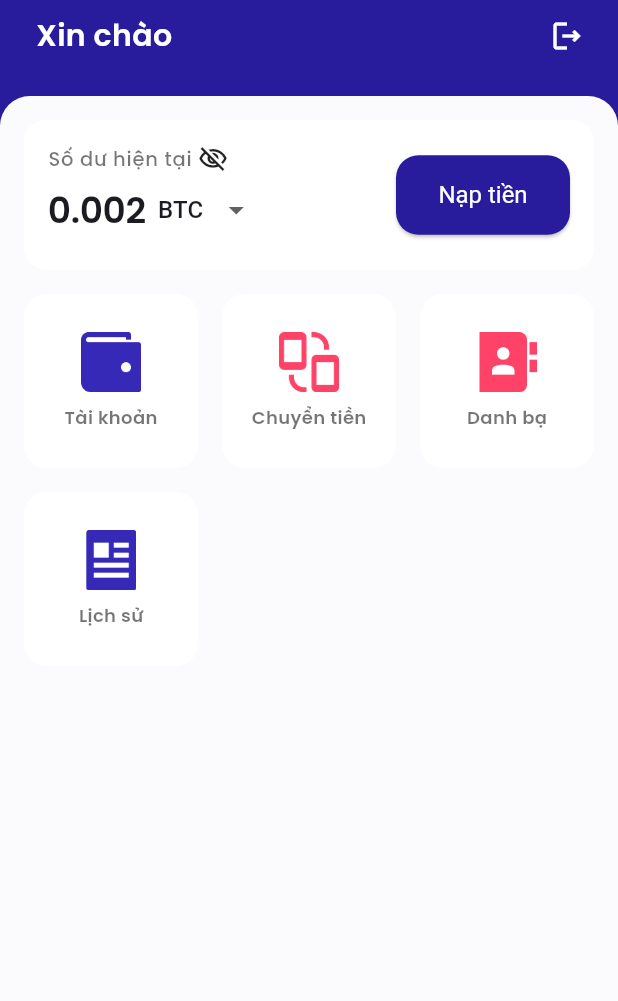
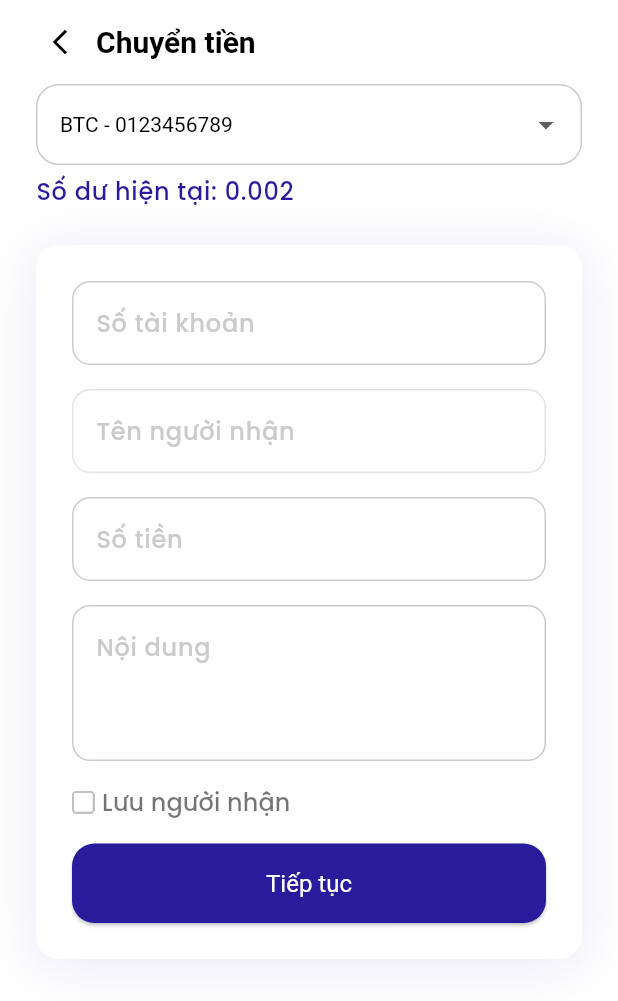
Before and after one commit to zafuss/paychain_mobile, a Flutter app: the HomeScreen screen opened by its route, after a tap on "Chuyển tiền", on a phone screen of 412 x 824 dp. Shown: the top 1001 px of the screen. Run offline on Flutter 3.47's test engine with Material 3 defaults, Android fonts, the phone set to English and light mode, and no system bars; our stand-ins replace dio, get, local_auth, shared_preferences; accounts and stored records are empty.

Commit message:
UI: add transfer screen UI

```diff
--- a/lib/config/routes.dart
+++ b/lib/config/routes.dart
@@ -11,6 +11,7 @@ class Routes {
   static String homeScreen = '/homeScreen';
   static String mainWrapper = '/mainWrapper';
   static String settingScreen = '/settingScreen';
+  static String transferScreen = '/transferScreen';
 }
 
 final getPages = [
@@ -24,4 +25,5 @@ final getPages = [
   GetPage(name: Routes.homeScreen, page: () => const HomeScreen()),
   GetPage(name: Routes.mainWrapper, page: () => const MainWrapper()),
   GetPage(name: Routes.settingScreen, page: () => const SettingScreen()),
+  GetPage(name: Routes.transferScreen, page: () => const TransferScreen()),
 ];
--- a/lib/features/auth/controllers/auth_controller.dart
+++ b/lib/features/auth/controllers/auth_controller.dart
@@ -167,7 +167,7 @@ class AuthController extends GetxController {
         isLoading.value = false;
         Get.offAndToNamed(Routes.mainWrapper);
         await _saveAllUserData(result);
-        Get.delete<AuthController>(force: true);
+        // Get.delete<AuthController>(force: true);
         break;
       case Failure():
         isLoading.value = false;
@@ -204,7 +204,7 @@ class AuthController extends GetxController {
         isLoading.value = false;
         await _saveAllUserData(result);
         Get.offAndToNamed(Routes.mainWrapper);
-        Get.delete<AuthController>(force: true);
+        // Get.delete<AuthController>(force: true);
         break;
       case Failure():
         isLoading.value = false;
--- /dev/null
+++ b/lib/features/transfer/controllers/transfer_controller.dart
@@ -0,0 +1,22 @@
+import 'package:get/get.dart';
+
+class TransferController extends GetxController {
+  var isLoading = false.obs;
+  var isSaveContactChecked = false.obs;
+
+  var selectedCurrency =
+      'BTC - 0123456789'.obs; // Đơn vị tiền tệ (obs để có thể lắng nghe)
+  var balance = 0.002.obs; // Số dư (obs để có thể lắng nghe)
+
+  // Hàm thay đổi số dư theo đơn vị tiền
+  void updateBalance(String currency) {
+    selectedCurrency.value = currency;
+    if (currency == 'BTC - 0123456789') {
+      balance.value = 0.002;
+    } else if (currency == 'ETH - 0123456789') {
+      balance.value = 0.05;
+    } else if (currency == 'USDT - 0123456789') {
+      balance.value = 5.0;
+    }
+  }
+}
--- a/lib/screens/auth_screens/home_screen.dart
+++ b/lib/screens/auth_screens/home_screen.dart
@@ -242,6 +242,8 @@ class HomeScreen extends StatelessWidget {
                                       CustomGridItem(
                                           title: 'Chuyển tiền',
                                           index: 2,
+                                          onPressed: () => Get.toNamed(
+                                              Routes.transferScreen),
                                           imageUrl:
                                               'assets/images/transfer_icon.png'),
                                       CustomGridItem(
@@ -302,15 +304,22 @@ class CustomGridItem extends StatelessWidget {
   final int index;
   final String title;
   final String imageUrl;
+  final Function()? onPressed;
   CustomGridItem(
-      {required this.index, required this.title, required this.imageUrl});
+      {required this.index,
+      required this.title,
+      required this.imageUrl,
+      this.onPressed});
 
   @override
   Widget build(BuildContext context) {
     return InkWell(
       onTap: () {
-        // Xử lý sự kiện tap ở đây
-        print('Item $index tapped');
+        if (onPressed != null) {
+          onPressed!();
+        } else {
+          print('Item $index tapped');
+        }
       },
       child: Container(
         decoration: BoxDecoration(
--- a/lib/screens/screens.dart
+++ b/lib/screens/screens.dart
@@ -6,3 +6,4 @@ export 'auth_screens/forgot_password_screen.dart';
 export 'auth_screens/home_screen.dart';
 export 'auth_screens/setting_screen.dart';
 export 'main_wrapper.dart';
+export 'transfer_screens/transfer_screen.dart';
--- /dev/null
+++ b/lib/screens/transfer_screens/transfer_screen.dart
@@ -0,0 +1,216 @@
+import 'package:flutter/material.dart';
+import 'package:flutter/services.dart';
+import 'package:get/get.dart';
+import 'package:paychain_mobile/config/color_const.dart';
+import 'package:paychain_mobile/config/demension_const.dart';
+import 'package:paychain_mobile/extensions/ext_box_decoration.dart';
+import 'package:paychain_mobile/features/transfer/controllers/transfer_controller.dart';
+
+import '../../features/auth/controllers/auth_controller.dart';
+import '../../widgets/custom_appbar.dart';
+
+class TransferScreen extends StatelessWidget {
+  const TransferScreen({super.key});
+
+  @override
+  Widget build(BuildContext context) {
+    print(Theme.of(context).brightness);
+    // Đặt chế độ light status bar
+    SystemChrome.setSystemUIOverlayStyle(const SystemUiOverlayStyle(
+      statusBarColor: Colors.white,
+      statusBarIconBrightness: Brightness.dark,
+    ));
+    final authController = Get.find<AuthController>();
+    // ignore: no_leading_underscores_for_local_identifiers
+    final _transferController = Get.put(TransferController());
+    return AnnotatedRegion(
+      value: SystemUiOverlayStyle.dark,
+      child: Scaffold(
+        backgroundColor: Colors.white,
+        appBar: CustomAppBar(
+          context: context,
+          title: 'Chuyển tiền',
+          onBackPressed: () {
+            Get.back();
+          },
+        ),
+        body: Stack(
+          children: [
+            Container(color: Colors.white),
+            Obx(
+              () => _transferController.isLoading.value
+                  ? const Center(child: CircularProgressIndicator())
+                  : Padding(
+                      padding: const EdgeInsets.symmetric(
+                          horizontal: kDefaultPadding),
+                      child: Column(
+                        children: [
+                          Column(
+                            crossAxisAlignment: CrossAxisAlignment.start,
+                            mainAxisSize: MainAxisSize.min,
+                            children: [
+                              DropdownButtonFormField<String>(
+                                decoration: InputDecoration(
+                                  contentPadding: const EdgeInsets.symmetric(
+                                      horizontal: 12, vertical: 15),
+                                  enabledBorder: OutlineInputBorder(
+                                    borderSide: BorderSide(
+                                        color: ColorPalette.tfBorder,
+                                        width: 1.0),
+                                    borderRadius: BorderRadius.circular(
+                                        defaultBorderRadius),
+                                  ),
+                                  focusedBorder: OutlineInputBorder(
+                                    borderSide: BorderSide(
+                                        color: ColorPalette.tfBorder,
+                                        width: 1.0),
+                                    borderRadius: BorderRadius.circular(
+                                        defaultBorderRadius),
+                                  ),
+                                  labelStyle: TextStyle(color: Colors.grey),
+                                ),
+                                value:
+                                    _transferController.selectedCurrency.value,
+                                items: [
+                                  'BTC - 0123456789',
+                                  'ETH - 0123456789',
+                                  'USDT - 0123456789',
+                                ].map((currency) {
+                                  return DropdownMenuItem<String>(
+                                    value: currency,
+                                    child: Text(currency),
+                                  );
+                                }).toList(),
+                                onChanged: (String? newValue) {
+                                  if (newValue != null) {
+                                    _transferController.updateBalance(newValue);
+                                  }
+                                },
+                                dropdownColor:
+                                    Colors.white, // Màu nền của dropdown menu
+                                style: TextStyle(
+                                    color: Colors
+                                        .black), // Màu chữ trong dropdown menu
+                              ),
+                              SizedBox(
+                                height: kMinPadding / 3,
+                              ),
+                              Text(
+                                'Số dư hiện tại: ${_transferController.balance.value}',
+                                style: Theme.of(context)
+                                    .textTheme
+                                    .bodyLarge!
+                                    .copyWith(
+                                      color: ColorPalette.primary1,
+                                    ),
+                              ),
+                            ],
+                          ),
+                          const SizedBox(height: kDefaultPadding),
+                          Container(
+                            decoration: Theme.of(context).defaultBoxDecoration,
+                            child: Padding(
+                              padding: const EdgeInsets.symmetric(
+                                  horizontal: kDefaultPadding,
+                                  vertical: kDefaultPadding),
+                              child: Column(
+                                mainAxisSize: MainAxisSize.min,
+                                crossAxisAlignment: CrossAxisAlignment.start,
+                                children: [
+                                  TextField(
+                                    controller: authController.otpController,
+                                    keyboardType: TextInputType.number,
+                                    decoration: const InputDecoration(
+                                      hintText: 'Số tài khoản',
+                                    ),
+                                    textAlign: TextAlign.left,
+                                  ),
+                                  const SizedBox(height: kMinPadding),
+                                  TextField(
+                                    enabled: false,
+                                    controller: authController.otpController,
+                                    decoration: const InputDecoration(
+                                      hintText: 'Tên người nhận',
+                                    ),
+                                    textAlign: TextAlign.left,
+                                  ),
+                                  const SizedBox(height: kMinPadding),
+                                  TextField(
+                                    controller: authController.otpController,
+                                    keyboardType: TextInputType.number,
+                                    decoration: const InputDecoration(
+                                      hintText: 'Số tiền',
+                                    ),
+                                    textAlign: TextAlign.left,
+                                  ),
+                                  const SizedBox(height: kMinPadding),
+                                  TextField(
+                                    maxLines: 3,
+                                    controller: authController.otpController,
+                                    decoration: const InputDecoration(
+                                      hintText: 'Nội dung',
+                                    ),
+                                    textAlign: TextAlign.left,
+                                  ),
+                                  const SizedBox(height: kMinPadding),
+                                  GestureDetector(
+                                    onTap: () {
+                                      _transferController
+                                              .isSaveContactChecked.value =
+                                          !_transferController
+                                              .isSaveContactChecked.value;
+                                    },
+                                    child: Row(
+                                      // mainAxisAlignment: MainAxisAlignment.start,
+                                      children: [
+                                        Image.asset(
+                                          _transferController
+                                                  .isSaveContactChecked.value
+                                              ? 'assets/images/checked_icon.png'
+                                              : 'assets/images/uncheck_icon.png',
+                                          height: 15,
+                                        ),
+                                        const SizedBox(width: 5),
+                                        Expanded(
+                                          child: Text(
+                                            'Lưu người nhận',
+                                            style: Theme.of(context)
+                                                .textTheme
+                                                .labelLarge!
+                                                .copyWith(
+                                                  color: _transferController
+                                                          .isSaveContactChecked
+                                                          .value
+                                                      ? Theme.of(context)
+                                                          .primaryColor
+                                                      : Theme.of(context)
+                                                          .textTheme
+                                                          .labelLarge!
+                                                          .color,
+                                                ),
+                                          ),
+                                        ),
+                                      ],
+                                    ),
+                                  ),
+                                  const SizedBox(height: kMinPadding),
+                                  ElevatedButton(
+                                    onPressed: () {
+                                      // Xử lý sự kiện nút bấm
+                                    },
+                                    child: const Text('Tiếp tục'),
+                                  ),
+                                ],
+                              ),
+                            ),
+                          ),
+                        ],
+                      ),
+                    ),
+            ),
+          ],
+        ),
+      ),
+    );
+  }
+}
--- a/lib/widgets/custom_appbar.dart
+++ b/lib/widgets/custom_appbar.dart
@@ -19,7 +19,7 @@ class CustomAppBar extends StatelessWidget implements PreferredSizeWidget {
       value: SystemUiOverlayStyle.dark,
       child: AppBar(
         automaticallyImplyLeading: false,
-        backgroundColor: Colors.transparent,
+        backgroundColor: Colors.white.withOpacity(0.0000000000000001),
         elevation: 0, // No shadow
         title: Row(
           children: [
```
Also changed, not shown: assets/images/_Icon/46.png (added), assets/images/_Icon/47.png (added), assets/images/_Icon/Rectangle/active.png (added), assets/images/checked_icon.png (added), assets/images/uncheck_icon.png (added), 2 other files.
